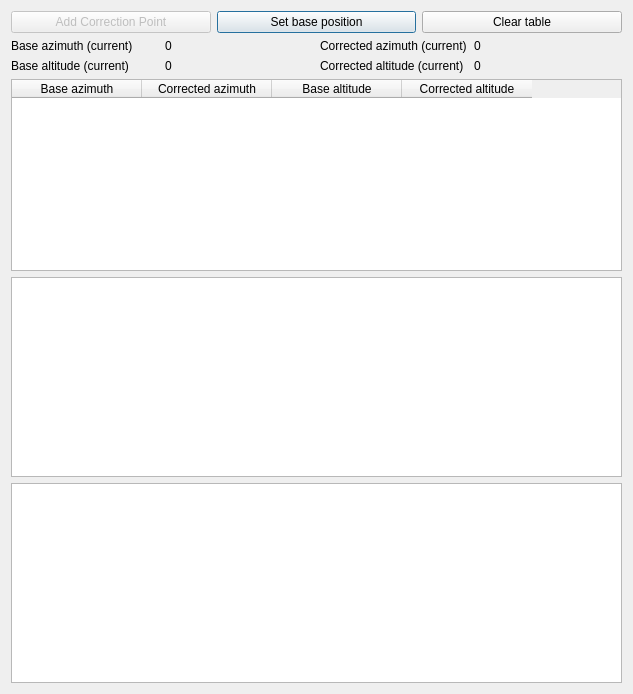
Qt form CorrectionTable.ui (kwahoo2/Mortar) before a commit.
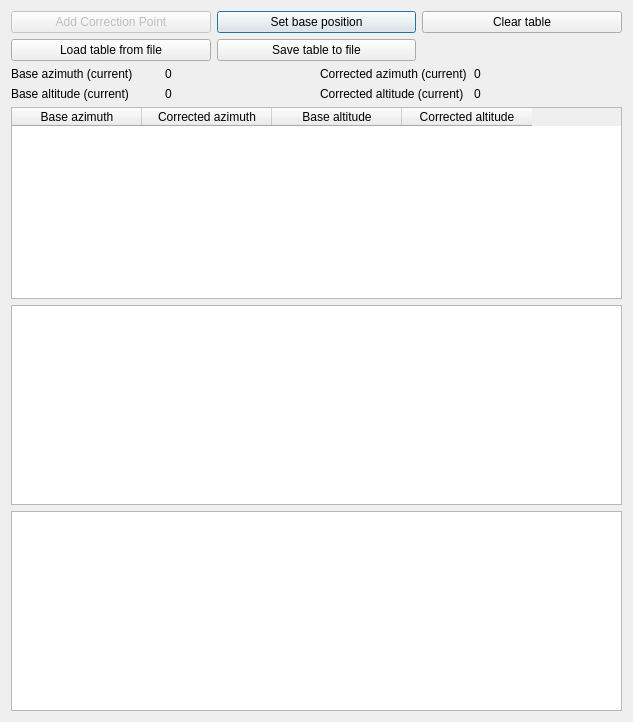
The same form after that commit. Custom widgets are drawn as their Qt base class.

Commit message: Correction table load/save

The edit to the form file:
```diff
--- a/CorrectionTable.ui
+++ b/CorrectionTable.ui
@@ -46,6 +46,20 @@
        </property>
       </widget>
      </item>
+     <item row="1" column="1">
+      <widget class="QPushButton" name="saveTableButton">
+       <property name="text">
+        <string>Save table to file</string>
+       </property>
+      </widget>
+     </item>
+     <item row="1" column="0">
+      <widget class="QPushButton" name="loadTableButton">
+       <property name="text">
+        <string>Load table from file</string>
+       </property>
+      </widget>
+     </item>
     </layout>
    </item>
    <item row="4" column="0" rowspan="2">
```
The commit also changes 2 other files.
